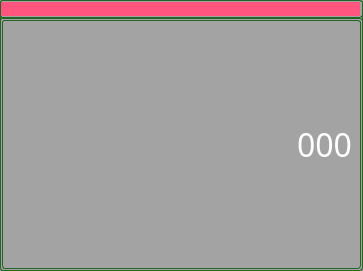
The window that channelwidget.ui (byteman/bullet) describes before a commit, drawn with Qt 5.
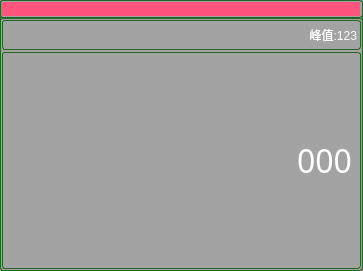
The same window after the commit.

Commit message: 添加峰值显示

```diff
--- a/channelwidget.ui
+++ b/channelwidget.ui
@@ -101,6 +101,28 @@
       <property name="bottomMargin">
        <number>2</number>
       </property>
+      <item>
+       <widget class="QLabel" name="lblMax">
+        <property name="sizePolicy">
+         <sizepolicy hsizetype="Preferred" vsizetype="Minimum">
+          <horstretch>0</horstretch>
+          <verstretch>0</verstretch>
+         </sizepolicy>
+        </property>
+        <property name="minimumSize">
+         <size>
+          <width>0</width>
+          <height>30</height>
+         </size>
+        </property>
+        <property name="text">
+         <string>峰值:123</string>
+        </property>
+        <property name="alignment">
+         <set>Qt::AlignRight|Qt::AlignTrailing|Qt::AlignVCenter</set>
+        </property>
+       </widget>
+      </item>
       <item>
        <widget class="QLabel" name="lbl_weight">
         <property name="sizePolicy">
```
The commit also changes 4 other files.
